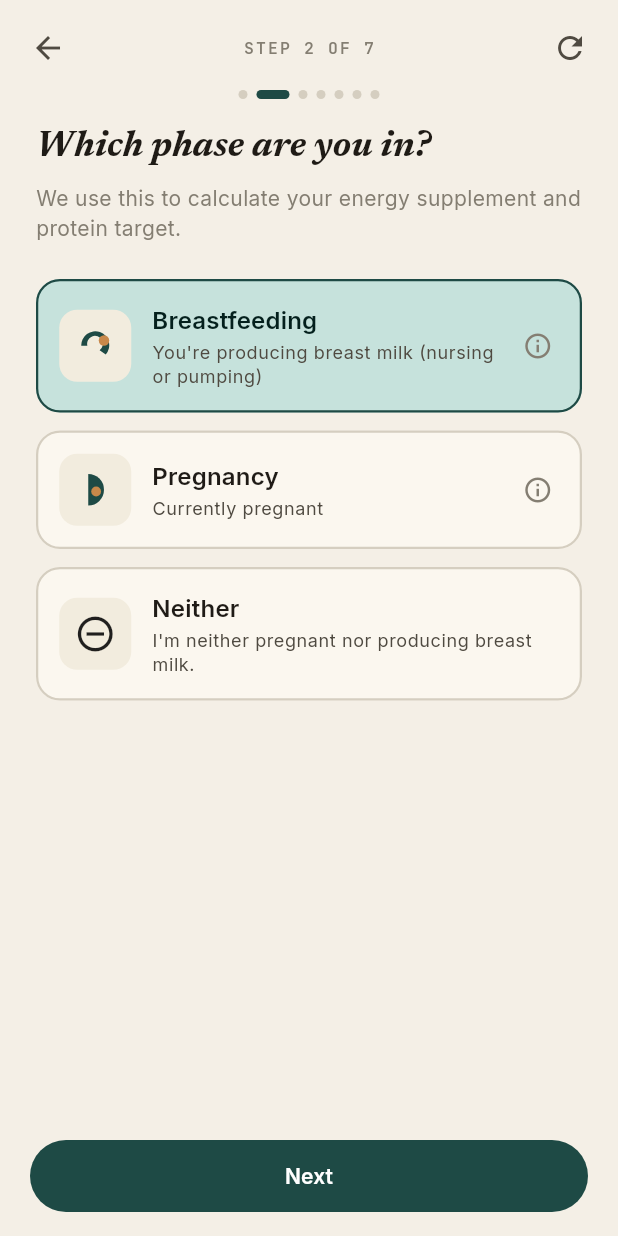
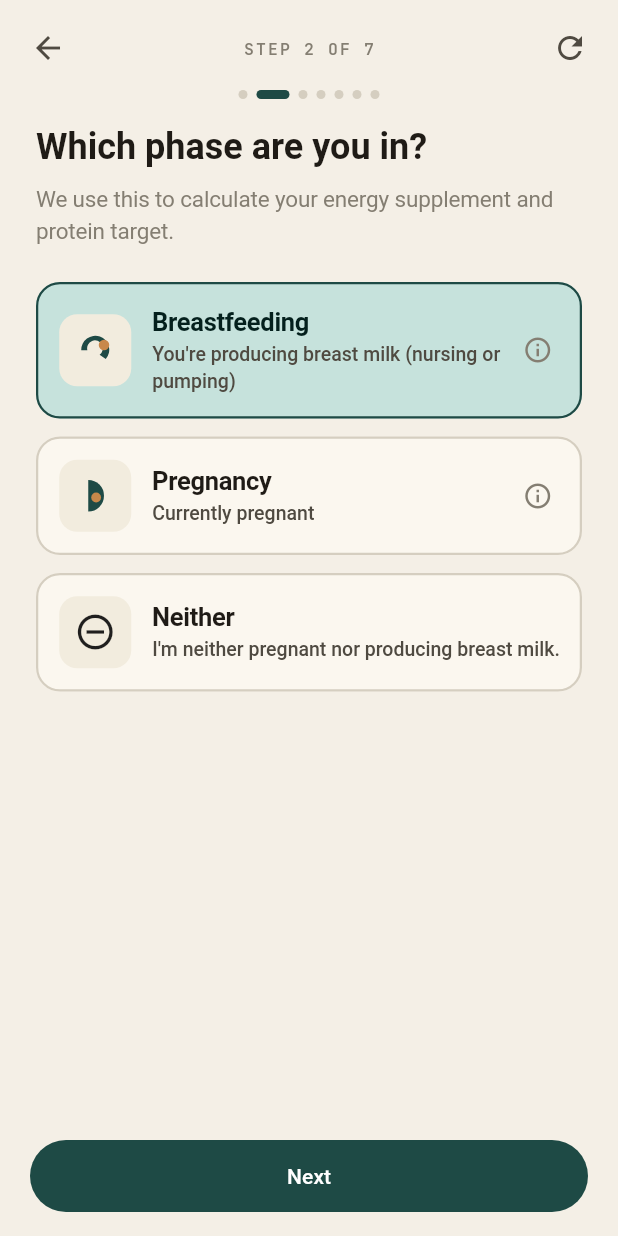
Before and after one commit to nourish-me/nourishme, a Flutter app: the screen it shows after launch, after a tap on "Next", on a phone screen of 412 x 824 dp. Run offline on Flutter 3.47's test engine with Material 3 defaults, Android fonts, the phone set to English and light mode, and no system bars; our stand-ins replace device_info_plus, flutter_dotenv, flutter_local_notifications, flutter_markdown, flutter_riverpod, flutter_slidable and 8 more; missing offline and left inert: mobile_scanner; accounts and stored records are empty; network calls fail.

Commit message:
Theme: install the seven-token type system (iOS-native scale on M3)
Foundation commit for the Cloud Design type-system handoff. New
lib/theme/nourishme_type.dart exposes appTextTheme(scheme) with
the seven canonical tokens:

  displaySmall (Newsreader italic 30/600)  - brand/hero moments
  titleLarge   (SF Pro 22/600)             - AppBar default
  titleMedium  (SF Pro 17/600)             - card/section titles
  bodyLarge    (SF Pro 17/400)             - primary reading + coach
  bodyMedium   (SF Pro 15/400, inkSoft)    - secondary text
  bodySmall    (SF Pro 13/500, inkSoft)    - captions/values
  labelSmall   (JetBrains Mono 11/600, +0.9 tracking)  - mono eyebrow

Migration from the previous setup: bye Inter (SF Pro = system, leave
fontFamily null), bye Newsreader on every headline slot (now ONLY
displaySmall is Newsreader), bye unused Material display* slots.

nourishme_colors.dart loses the local _buildTextTheme helper - both
buildLightTheme and buildDarkTheme now read text from appTextTheme.
AppBarTheme.titleTextStyle = text.titleLarge by default (SF Pro);
brand screens that want Newsreader on the AppBar override per-Text.
NavigationBar label is the small special case from the spec (size
10, weight switches selected/unselected, slight positive tracking).

NOT in this commit: the migration sweep over the ~80 existing
copyWith call-sites. Some screens will look different immediately
where they were leaning on the old Newsreader-on-headlineSmall
default (e.g. detail modals); a follow-up commit goes through them.

```diff
--- a/lib/theme/nourishme_colors.dart
+++ b/lib/theme/nourishme_colors.dart
@@ -4,7 +4,8 @@
 // Do NOT regenerate via ColorScheme.fromSeed.
 
 import 'package:flutter/material.dart';
-import 'package:google_fonts/google_fonts.dart';
+
+import 'nourishme_type.dart';
 
 class NMColors {
   // Surfaces
@@ -102,116 +103,63 @@ const _dark = ColorScheme(
   outlineVariant:         Color(0xFF4B4639),
 );
 
-// Newsreader = display/headline serif (italic-heavy editorial voice).
-// Inter = body sans-serif.
-// JetBrains Mono = caption/eyebrow/mono numerals.
-TextTheme _buildTextTheme(ColorScheme scheme) {
-  final base = Typography.material2021(platform: TargetPlatform.iOS)
-      .englishLike
-      .merge(Typography.material2021(platform: TargetPlatform.iOS).black)
-      .apply(
-        bodyColor: scheme.onSurface,
-        displayColor: scheme.onSurface,
+// Theme builders. Text styles live in nourishme_type.dart (the seven-token
+// system). AppBar uses titleLarge by default (SF Pro 22/600). Brand-y screens
+// can opt into displaySmall (Newsreader italic) per-Text where appropriate.
+ThemeData buildLightTheme() {
+  final scheme = _light;
+  final text = appTextTheme(scheme);
+  return ThemeData(
+    useMaterial3: true,
+    colorScheme: scheme,
+    scaffoldBackgroundColor: NMColors.paper,
+    textTheme: text,
+    appBarTheme: AppBarTheme(
+      backgroundColor: NMColors.paper,
+      foregroundColor: NMColors.ink,
+      elevation: 0,
+      centerTitle: false,
+      titleTextStyle: text.titleLarge,
+    ),
+    navigationBarTheme: NavigationBarThemeData(
+      labelTextStyle: WidgetStateProperty.resolveWith((states) {
+        final selected = states.contains(WidgetState.selected);
+        return TextStyle(
+          fontSize: 10,
+          fontWeight: selected ? FontWeight.w600 : FontWeight.w500,
+          letterSpacing: 0.1,
+          color: selected ? scheme.primary : scheme.onSurfaceVariant,
         );
-  return base.copyWith(
-    displayLarge: GoogleFonts.newsreader(
-      textStyle: base.displayLarge,
-      fontWeight: FontWeight.w700,
-      fontStyle: FontStyle.italic,
-      letterSpacing: -0.5,
-    ),
-    displayMedium: GoogleFonts.newsreader(
-      textStyle: base.displayMedium,
-      fontWeight: FontWeight.w700,
-      fontStyle: FontStyle.italic,
-      letterSpacing: -0.4,
-    ),
-    displaySmall: GoogleFonts.newsreader(
-      textStyle: base.displaySmall,
-      fontWeight: FontWeight.w700,
-      fontStyle: FontStyle.italic,
-      letterSpacing: -0.3,
-    ),
-    headlineLarge: GoogleFonts.newsreader(
-      textStyle: base.headlineLarge,
-      fontWeight: FontWeight.w700,
-      fontStyle: FontStyle.italic,
-    ),
-    headlineMedium: GoogleFonts.newsreader(
-      textStyle: base.headlineMedium,
-      fontWeight: FontWeight.w700,
-      fontStyle: FontStyle.italic,
-    ),
-    headlineSmall: GoogleFonts.newsreader(
-      textStyle: base.headlineSmall,
-      fontWeight: FontWeight.w600,
-      fontStyle: FontStyle.italic,
-    ),
-    titleLarge: GoogleFonts.newsreader(
-      textStyle: base.titleLarge,
-      fontWeight: FontWeight.w600,
-      fontStyle: FontStyle.italic,
-    ),
-    titleMedium: GoogleFonts.inter(
-      textStyle: base.titleMedium,
-      fontWeight: FontWeight.w600,
-    ),
-    titleSmall: GoogleFonts.inter(
-      textStyle: base.titleSmall,
-      fontWeight: FontWeight.w600,
-    ),
-    bodyLarge: GoogleFonts.inter(textStyle: base.bodyLarge),
-    bodyMedium: GoogleFonts.inter(textStyle: base.bodyMedium),
-    bodySmall: GoogleFonts.inter(textStyle: base.bodySmall),
-    labelLarge: GoogleFonts.inter(
-      textStyle: base.labelLarge,
-      fontWeight: FontWeight.w600,
-    ),
-    labelMedium: GoogleFonts.jetBrainsMono(
-      textStyle: base.labelMedium,
-      fontWeight: FontWeight.w500,
-      letterSpacing: 0.6,
-    ),
-    labelSmall: GoogleFonts.jetBrainsMono(
-      textStyle: base.labelSmall,
-      fontWeight: FontWeight.w500,
-      letterSpacing: 0.8,
+      }),
     ),
   );
 }
 
-ThemeData buildLightTheme() => ThemeData(
+ThemeData buildDarkTheme() {
+  final scheme = _dark;
+  final text = appTextTheme(scheme);
+  return ThemeData(
     useMaterial3: true,
-      colorScheme: _light,
-      scaffoldBackgroundColor: NMColors.paper,
-      textTheme: _buildTextTheme(_light),
-      appBarTheme: AppBarTheme(
-        backgroundColor: NMColors.paper,
-        foregroundColor: NMColors.ink,
-        elevation: 0,
-        titleTextStyle: GoogleFonts.newsreader(
-          fontWeight: FontWeight.w700,
-          fontStyle: FontStyle.italic,
-          fontSize: 22,
-          color: NMColors.ink,
-        ),
-      ),
-    );
-
-ThemeData buildDarkTheme() => ThemeData(
-      useMaterial3: true,
-      colorScheme: _dark,
+    colorScheme: scheme,
     scaffoldBackgroundColor: const Color(0xFF15110B),
-      textTheme: _buildTextTheme(_dark),
+    textTheme: text,
     appBarTheme: AppBarTheme(
       backgroundColor: const Color(0xFF1B1812),
       foregroundColor: const Color(0xFFE8E2D4),
       elevation: 0,
-        titleTextStyle: GoogleFonts.newsreader(
-          fontWeight: FontWeight.w700,
-          fontStyle: FontStyle.italic,
-          fontSize: 22,
-          color: const Color(0xFFE8E2D4),
+      centerTitle: false,
+      titleTextStyle: text.titleLarge,
     ),
+    navigationBarTheme: NavigationBarThemeData(
+      labelTextStyle: WidgetStateProperty.resolveWith((states) {
+        final selected = states.contains(WidgetState.selected);
+        return TextStyle(
+          fontSize: 10,
+          fontWeight: selected ? FontWeight.w600 : FontWeight.w500,
+          letterSpacing: 0.1,
+          color: selected ? scheme.primary : scheme.onSurfaceVariant,
+        );
+      }),
     ),
   );
+}
--- /dev/null
+++ b/lib/theme/nourishme_type.dart
@@ -0,0 +1,75 @@
+// NourishMe type system - iOS-native scale on Material 3 slots.
+// SF Pro = system default (fontFamily left null on iOS).
+// Newsreader italic = brand accent only. JetBrains Mono = eyebrow.
+// Sizes are BASE at standard Dynamic Type; TextScaler handles scaling.
+//
+// Source of truth: design_handoff_type_system handoff from Cloud Design,
+// see docs/ for the full README. Seven tokens, mapped to Material 3 slots.
+
+import 'package:flutter/material.dart';
+import 'package:google_fonts/google_fonts.dart';
+
+TextTheme appTextTheme(ColorScheme scheme) {
+  final ink = scheme.onSurface;
+  final inkSoft = scheme.onSurfaceVariant;
+
+  return TextTheme(
+    // display - brand / hero moments only. Newsreader italic.
+    displaySmall: GoogleFonts.newsreader(
+      fontSize: 30,
+      fontWeight: FontWeight.w600,
+      fontStyle: FontStyle.italic,
+      height: 1.12,
+      letterSpacing: -0.5,
+      color: ink,
+    ),
+    // titleLarge - the one big AppBar title per screen.
+    titleLarge: TextStyle(
+      fontSize: 22,
+      fontWeight: FontWeight.w600,
+      height: 1.20,
+      letterSpacing: -0.3,
+      color: ink,
+    ),
+    // titleMedium - card & section titles. Weight, not size, = hierarchy.
+    titleMedium: TextStyle(
+      fontSize: 17,
+      fontWeight: FontWeight.w600,
+      height: 1.29,
+      letterSpacing: -0.2,
+      color: ink,
+    ),
+    // bodyLarge - primary reading text + coach bubble body.
+    bodyLarge: TextStyle(
+      fontSize: 17,
+      fontWeight: FontWeight.w400,
+      height: 1.45,
+      letterSpacing: -0.2,
+      color: ink,
+    ),
+    // bodyMedium - secondary text, subtitles, metadata.
+    bodyMedium: TextStyle(
+      fontSize: 15,
+      fontWeight: FontWeight.w400,
+      height: 1.40,
+      letterSpacing: -0.1,
+      color: inkSoft,
+    ),
+    // bodySmall - caption: values, timestamps, helper text.
+    bodySmall: TextStyle(
+      fontSize: 13,
+      fontWeight: FontWeight.w500,
+      height: 1.35,
+      letterSpacing: 0,
+      color: inkSoft,
+    ),
+    // labelSmall - mono eyebrow. Uppercase the STRING at call site.
+    labelSmall: GoogleFonts.jetBrainsMono(
+      fontSize: 11,
+      fontWeight: FontWeight.w600,
+      height: 1.20,
+      letterSpacing: 0.9,
+      color: inkSoft,
+    ),
+  );
+}
```
Lines whose indentation alone changed are shown as unchanged.
